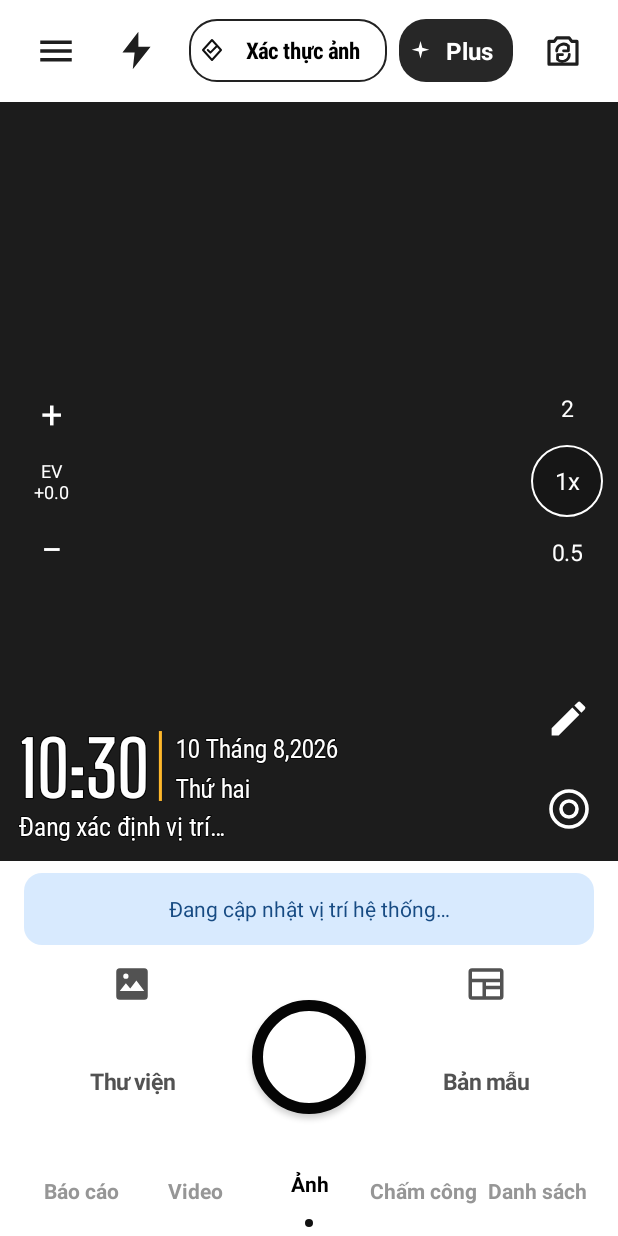
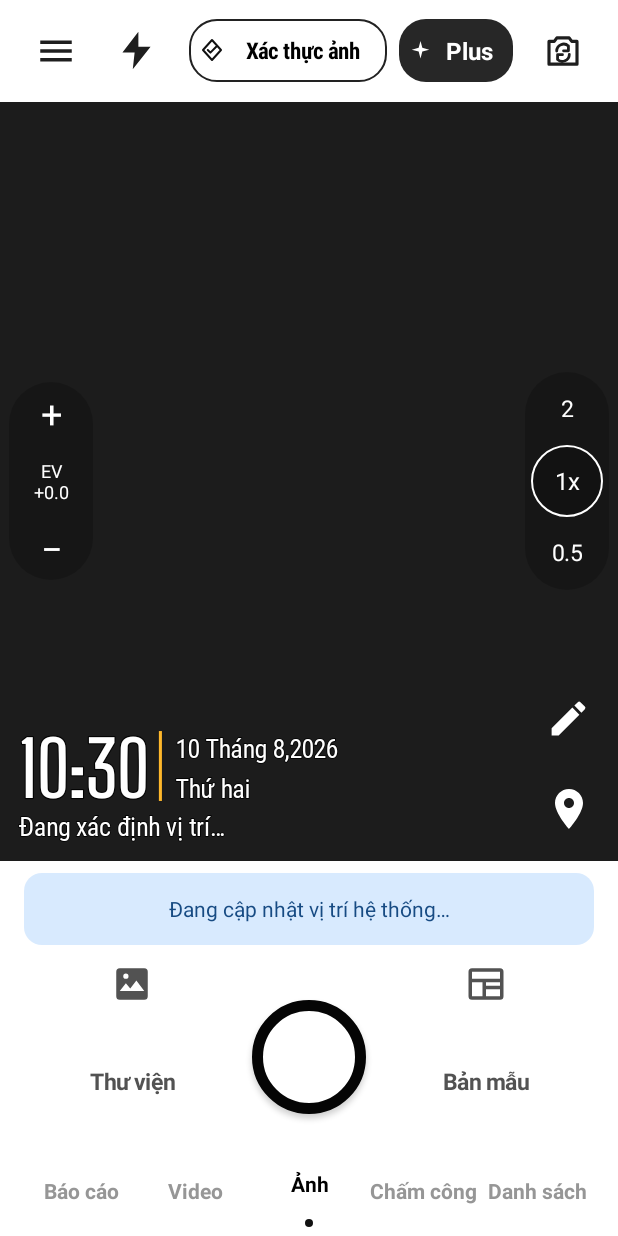
Before and after one commit to TaiThanDen/PG-kit, an Android app: the screen it shows after launch (MainActivity), on a phone screen of 412 x 824 dp. Run offline under Robolectric (Android 15) with nearby library versions, the phone set to English and light mode, and no system bars; libraries missing offline, so code that uses them is left out: androidx.camera.view; 8 statements that could not run were skipped.

Commit message:
Polish location and exposure controls

```diff
--- a/app/src/main/java/com/pgkit/timemarkcamera/CameraScreen.java
+++ b/app/src/main/java/com/pgkit/timemarkcamera/CameraScreen.java
@@ -187,6 +187,7 @@ final class CameraScreen {
         LinearLayout zoom = new LinearLayout(activity);
         zoom.setOrientation(LinearLayout.VERTICAL);
         zoom.setGravity(Gravity.CENTER_HORIZONTAL | Gravity.CENTER_VERTICAL);
+        zoom.setBackground(controlRailBackground());
 
         zoomTwo = zoomButton("2", 2f, "Thu phóng 2 lần");
         zoomOne = zoomButton("1x", 1f, "Thu phóng 1 lần");
@@ -203,6 +204,7 @@ final class CameraScreen {
         LinearLayout exposure = new LinearLayout(activity);
         exposure.setOrientation(LinearLayout.VERTICAL);
         exposure.setGravity(Gravity.CENTER);
+        exposure.setBackground(controlRailBackground());
         TextView brighter = transparentLabel("+", 25, Color.WHITE);
         brighter.setGravity(Gravity.CENTER);
         brighter.setContentDescription("Tăng độ sáng");
@@ -270,6 +272,14 @@ final class CameraScreen {
         background.setColor(selected ? 0x33000000 : Color.TRANSPARENT);
         if (selected) background.setStroke(dp(1), Color.WHITE);
         button.setBackground(background);
+    }
+
+    private GradientDrawable controlRailBackground() {
+        GradientDrawable background = new GradientDrawable();
+        background.setShape(GradientDrawable.RECTANGLE);
+        background.setColor(0x33000000);
+        background.setCornerRadius(dp(28));
+        return background;
     }
 
     private View createBottomPanel() {
--- a/app/src/main/res/drawable/ic_location_target.xml
+++ b/app/src/main/res/drawable/ic_location_target.xml
@@ -5,13 +5,6 @@
     android:viewportWidth="24"
     android:viewportHeight="24">
     <path
-        android:fillColor="#00000000"
-        android:pathData="M12,3a9,9 0,1 0,0 18a9,9 0,1 0,0 -18"
-        android:strokeColor="#FFFFFFFF"
-        android:strokeWidth="1.8" />
-    <path
-        android:fillColor="#00000000"
-        android:pathData="M12,8a4,4 0,1 0,0 8a4,4 0,1 0,0 -8"
-        android:strokeColor="#FFFFFFFF"
-        android:strokeWidth="1.8" />
+        android:fillColor="#FFFFFFFF"
+        android:pathData="M12,2C8.13,2 5,5.13 5,9c0,5.25 7,13 7,13s7,-7.75 7,-13c0,-3.87 -3.13,-7 -7,-7zM12,11.5c-1.38,0 -2.5,-1.12 -2.5,-2.5s1.12,-2.5 2.5,-2.5 2.5,1.12 2.5,2.5 -1.12,2.5 -2.5,2.5z" />
 </vector>
```
